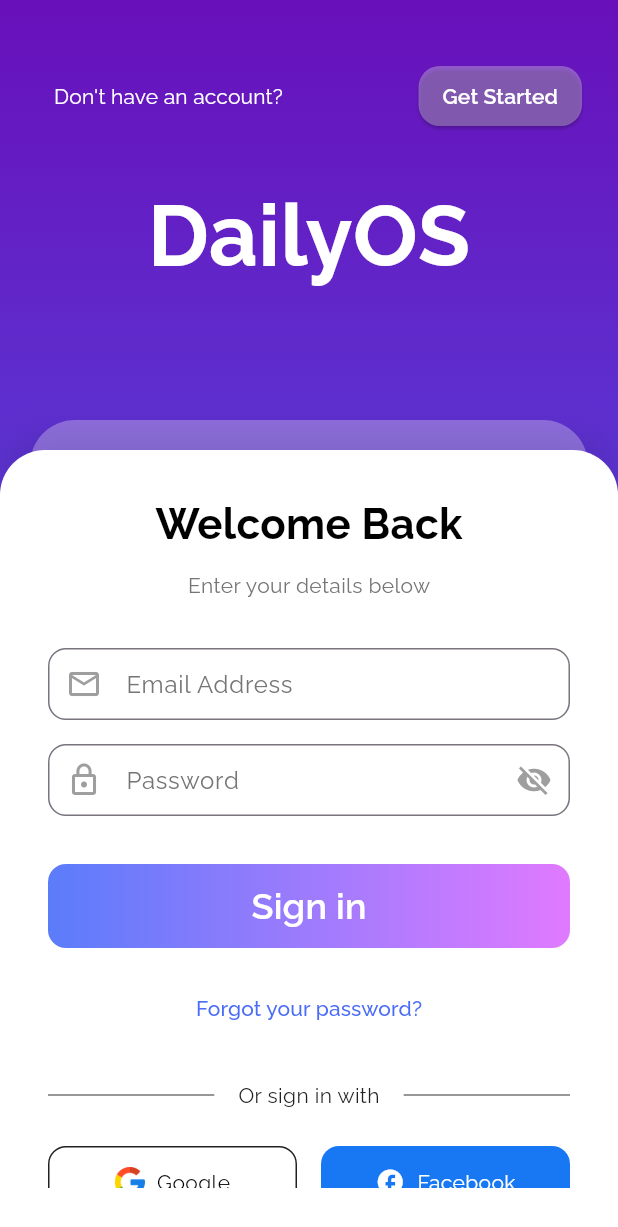
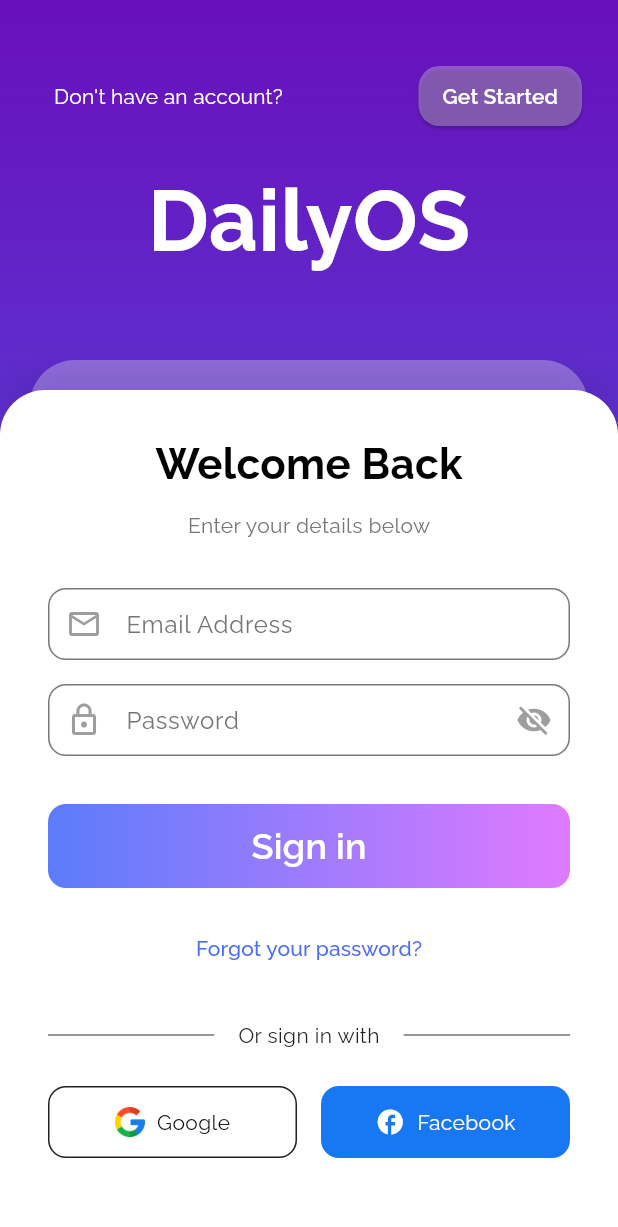
Before and after one commit to danielcyudoncy/dayOS, a Flutter app: the screen it shows after launch, on a phone screen of 412 x 824 dp. Shown: the top 1227 px of the screen. Run offline on Flutter 3.47's test engine with Material 3 defaults, Android fonts, the phone set to English and light mode, and no system bars; our stand-ins replace cloud_firestore, firebase_auth, firebase_core, flutter_dotenv, get, get_storage and 1 more; accounts and stored records are empty.

Commit message:
updated the sign in screen

```diff
--- a/lib/core/widgets/sign_in_screen.dart
+++ b/lib/core/widgets/sign_in_screen.dart
@@ -85,7 +85,7 @@ class _SignInScreenState extends State<SignInScreen> {
                       ],
                     ),
 
-                    const SizedBox(height: 40),
+                    const SizedBox(height: 30),
 
                     // Logo
                     Text(
@@ -96,7 +96,7 @@ class _SignInScreenState extends State<SignInScreen> {
                       ),
                     ),
 
-                    const SizedBox(height: 60),
+                    const SizedBox(height: 40),
                   ],
                 ),
               ),
@@ -107,7 +107,7 @@ class _SignInScreenState extends State<SignInScreen> {
               left: 20,
               right: 20,
               bottom: 0,
-              top: 280, // Raised top position for background
+              top: 240, // Raised top position for background
               child: Container(
                 width: double.infinity,
                 decoration: BoxDecoration(
@@ -125,7 +125,7 @@ class _SignInScreenState extends State<SignInScreen> {
               left: 0,
               right: 0,
               bottom: 0,
-              top: 300, // Original top position for main container
+              top: 260, // Original top position for main container
               child: Container(
                 width: double.infinity,
                 padding: const EdgeInsets.all(32),
```
